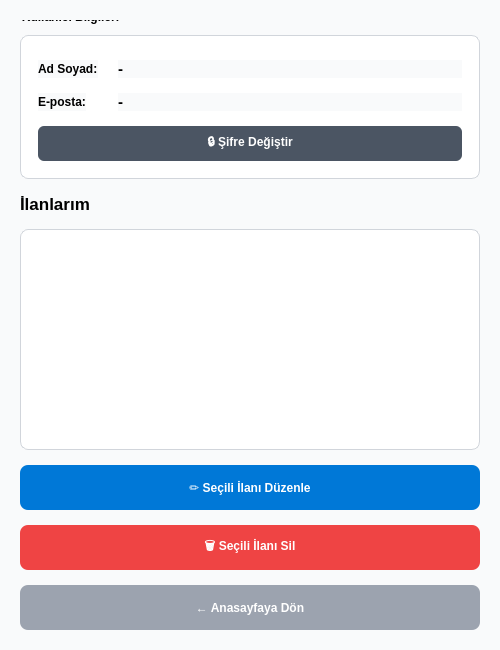
Before: the Qt Designer form profil.ui in Online-Alim-Satim-Platformu/Online-Alim-Satim-Platformu, drawn with Qt 5.
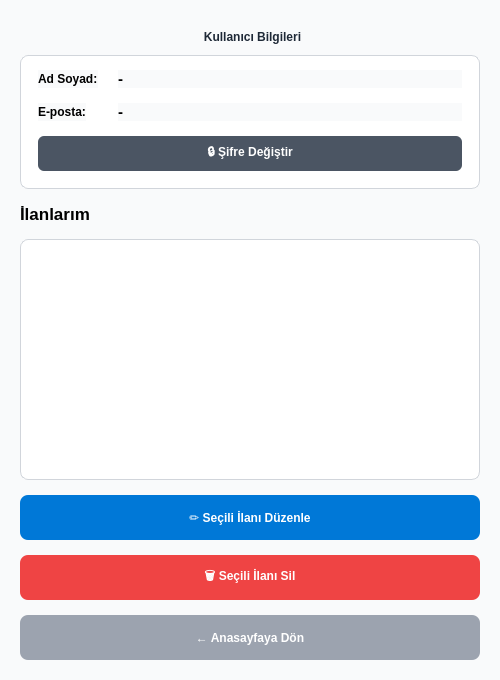
After: the same form once the commit is applied.

Commit message:
sonnnnn tasarim
son kullanıcı bilgileri yazısı düzenleme

```diff
--- a/profil.ui
+++ b/profil.ui
@@ -7,7 +7,7 @@
     <x>0</x>
     <y>0</y>
     <width>500</width>
-    <height>650</height>
+    <height>680</height>
    </rect>
   </property>
   <property name="windowTitle">
@@ -19,7 +19,7 @@
   <layout class="QVBoxLayout" name="verticalLayout">
    <property name="spacing"><number>15</number></property>
    <property name="leftMargin"><number>20</number></property>
-   <property name="topMargin"><number>20</number></property>
+   <property name="topMargin"><number>30</number></property>
    <property name="rightMargin"><number>20</number></property>
    <property name="bottomMargin"><number>20</number></property>
    <item>
@@ -37,8 +37,8 @@
       <set>Qt::AlignCenter</set>
      </property>
      <property name="styleSheet">
-      <string>QGroupBox { background-color: white; border: 1px solid #d1d5db; border-radius: 8px; margin-top: 15px; }
-QGroupBox::title { subcontrol-origin: margin; top: -10px; color: black; }</string>
+      <string>QGroupBox { background-color: white; border: 1px solid #d1d5db; border-radius: 8px; margin-top: 25px; padding-top: 10px; }
+QGroupBox::title { subcontrol-origin: margin; subcontrol-position: top center; padding: 0 10px; color: #1f2937; }</string>
      </property>
      <layout class="QVBoxLayout" name="verticalLayout_2">
       <property name="spacing"><number>15</number></property>
```
